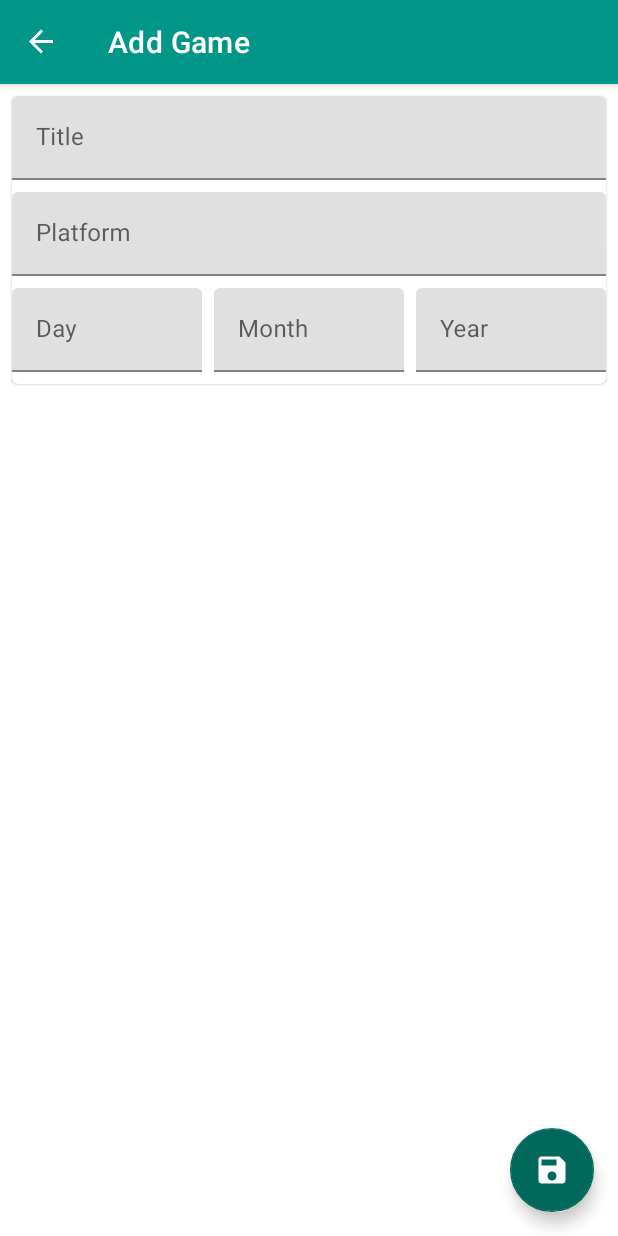
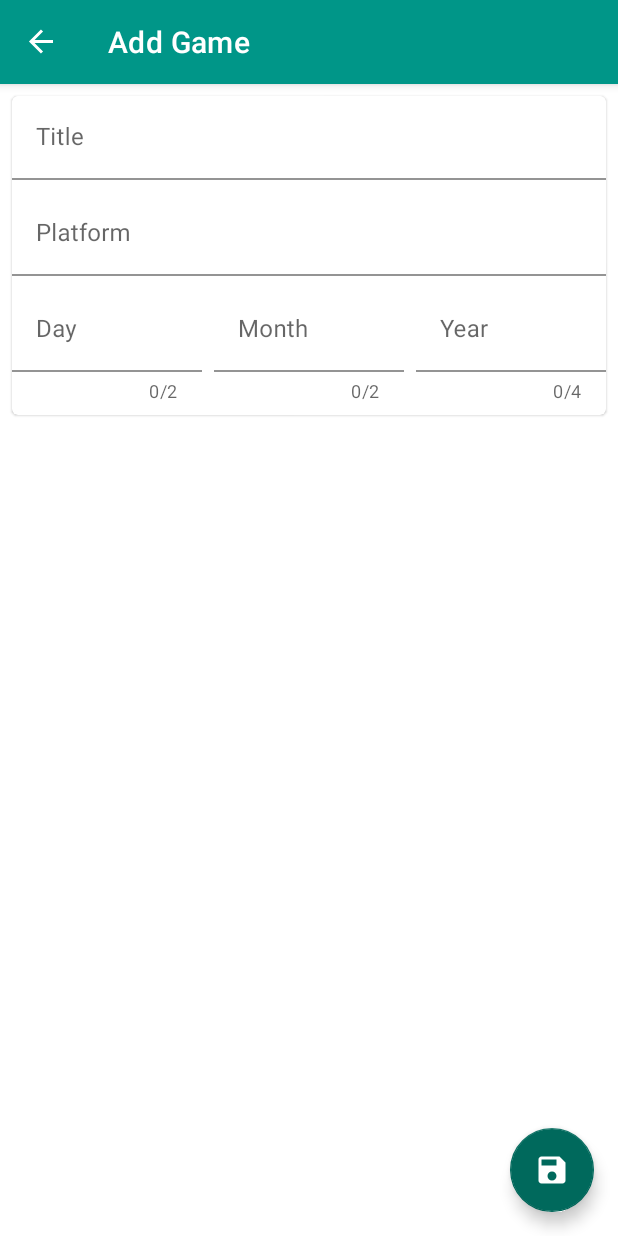
Before and after one commit to wenk-silvan/hva-level-5-notepad, an Android app: the AddGameFragment screen opened through its navigation route, on a phone screen of 412 x 824 dp. Run offline under Robolectric (Android 15) with nearby library versions, the phone set to English and light mode, and no system bars; our stand-ins replace Room's generated code, navigation-ui.

Commit message:
Add counters for date inputs

```diff
--- a/app/src/main/java/nl/hva/madlevel5task2/ui/AddGameFragment.kt
+++ b/app/src/main/java/nl/hva/madlevel5task2/ui/AddGameFragment.kt
@@ -38,7 +38,6 @@ class AddGameFragment : Fragment() {
         observeMessages()
         binding.fabSaveGame.setOnClickListener {
             saveGame()
-            findNavController().popBackStack()
         }
     }
 
@@ -62,8 +61,8 @@ class AddGameFragment : Fragment() {
             binding.tilGame.editText?.text.toString(),
             binding.tilPlatform.editText?.text.toString(),
             binding.tilDay.editText?.text.toString(),
-            binding.tilDay.editText?.text.toString(),
-            binding.tilDay.editText?.text.toString()
+            binding.tilMonth.editText?.text.toString(),
+            binding.tilYear.editText?.text.toString()
         )
     }
 }
--- a/app/src/main/res/layout/fragment_add_game.xml
+++ b/app/src/main/res/layout/fragment_add_game.xml
@@ -25,6 +25,7 @@
                 android:layout_width="match_parent"
                 android:layout_height="wrap_content"
                 android:layout_marginBottom="8dp"
+                app:boxBackgroundColor="@color/white"
                 android:hint="@string/tilGame">
 
                 <com.google.android.material.textfield.TextInputEditText
@@ -40,6 +41,7 @@
                 android:layout_width="match_parent"
                 android:layout_height="wrap_content"
                 android:layout_marginBottom="8dp"
+                app:boxBackgroundColor="@color/white"
                 android:hint="@string/tilPlatform">
 
                 <com.google.android.material.textfield.TextInputEditText
@@ -62,6 +64,9 @@
                     android:layout_width="0dp"
                     android:layout_height="wrap_content"
                     android:layout_weight="1"
+                    app:boxBackgroundColor="@color/white"
+                    app:counterEnabled="true"
+                    app:counterMaxLength="2"
                     android:hint="@string/tilDay">
 
                     <com.google.android.material.textfield.TextInputEditText
@@ -80,6 +85,9 @@
                     android:layout_width="0dp"
                     android:layout_height="wrap_content"
                     android:layout_weight="1"
+                    app:boxBackgroundColor="@color/white"
+                    app:counterEnabled="true"
+                    app:counterMaxLength="2"
                     android:hint="@string/tilMonth">
 
                     <com.google.android.material.textfield.TextInputEditText
@@ -96,6 +104,9 @@
                     android:layout_width="0dp"
                     android:layout_height="wrap_content"
                     android:layout_weight="1"
+                    app:boxBackgroundColor="@color/white"
+                    app:counterEnabled="true"
+                    app:counterMaxLength="4"
                     android:hint="@string/tilYear">
 
                     <com.google.android.material.textfield.TextInputEditText
```
Also changed, not shown: app/src/main/java/nl/hva/madlevel5task2/viewmodel/GamesViewModel.kt (+14 -3 lines).
